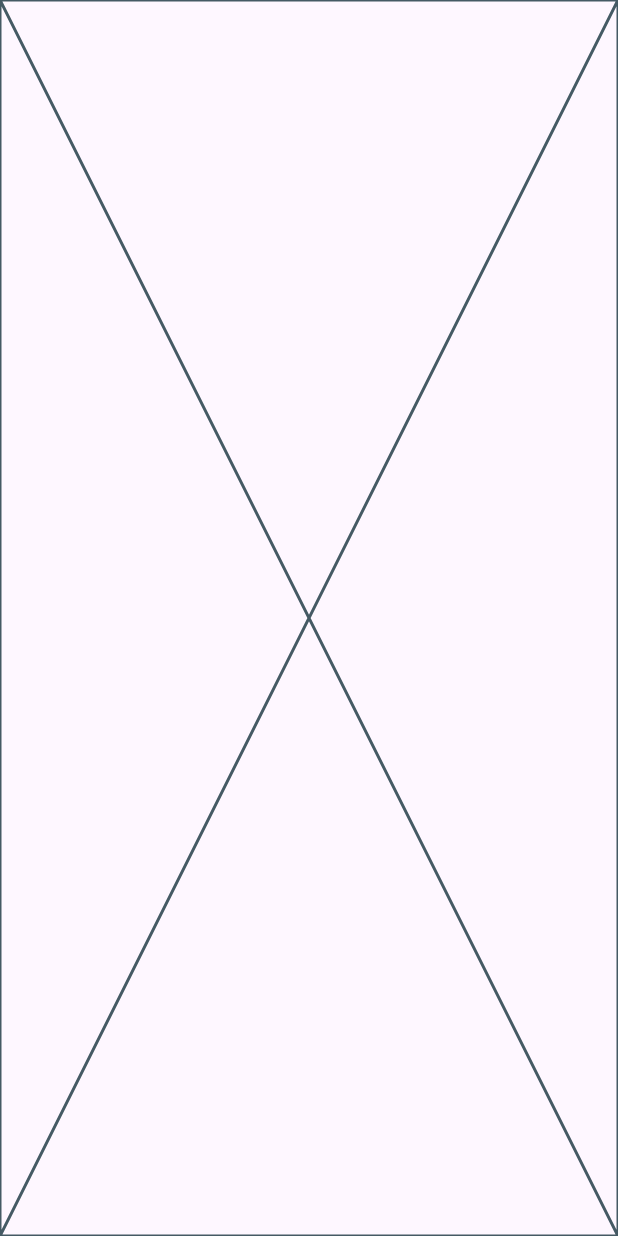
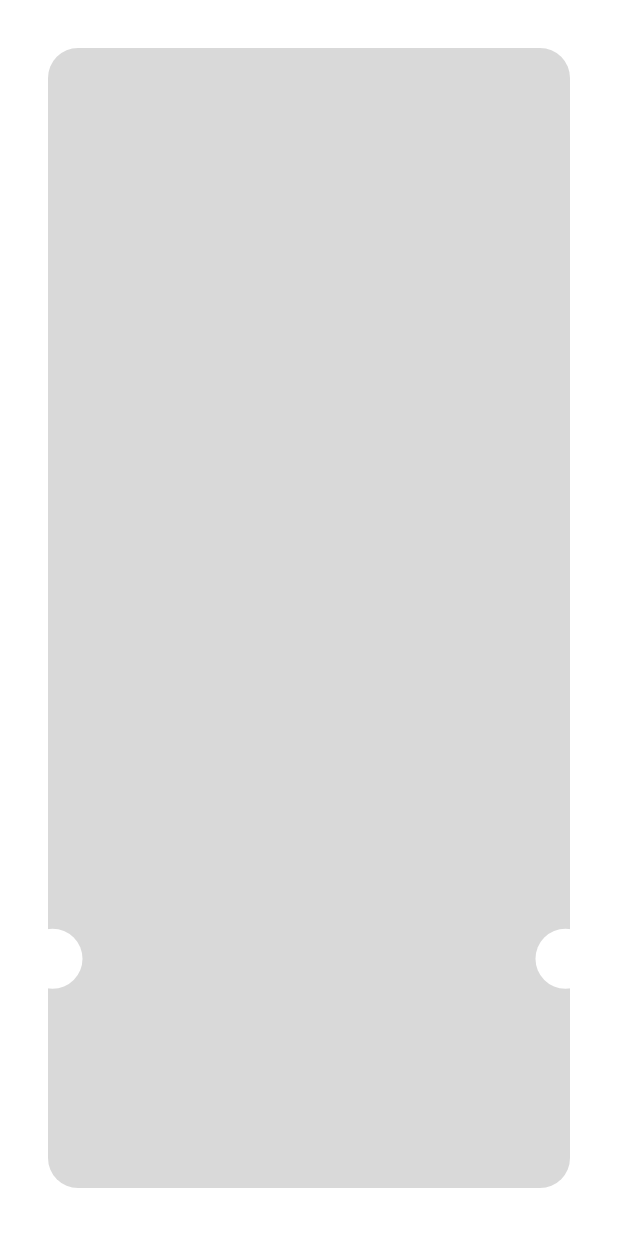
Before and after one commit to BasilAhmedd/checkout_feature, a Flutter app: the ThankYouView screen opened directly, on a phone screen of 412 x 824 dp. Run offline on Flutter 3.47's test engine with Material 3 defaults, Android fonts, the phone set to English and light mode, and no system bars; our stand-ins replace flutter_credit_card, flutter_svg.

Commit message:
working on thank you page

```diff
--- a/lib/Features/checkout/presentation/views/thank_you_view.dart
+++ b/lib/Features/checkout/presentation/views/thank_you_view.dart
@@ -7,6 +7,7 @@ class ThankYouView extends StatelessWidget {
   @override
   Widget build(BuildContext context) {
     return Scaffold(
+      backgroundColor: Colors.white,
       body: ThankYouViewBody(),
     );
   }
--- a/lib/Features/checkout/presentation/views/widgets/thank_you_view_body.dart
+++ b/lib/Features/checkout/presentation/views/widgets/thank_you_view_body.dart
@@ -5,6 +5,29 @@ class ThankYouViewBody extends StatelessWidget {
 
   @override
   Widget build(BuildContext context) {
-    return const Placeholder();
+    return Stack(children: [
+      Padding(
+        padding: const EdgeInsets.all(32.0),
+        child: Container(
+          decoration: ShapeDecoration(
+              color: const Color(0xffD9D9D9),
+              shape: RoundedRectangleBorder(
+                borderRadius: BorderRadius.circular(20),
+              )),
+        ),
+      ),
+      Positioned(
+          left: 15,
+          bottom: MediaQuery.of(context).size.height * 0.2,
+          child: CircleAvatar(
+            backgroundColor: Colors.white,
+          )),
+      Positioned(
+          right: 15,
+          bottom: MediaQuery.of(context).size.height * 0.2,
+          child: CircleAvatar(
+            backgroundColor: Colors.white,
+          )),
+    ]);
   }
 }
```
